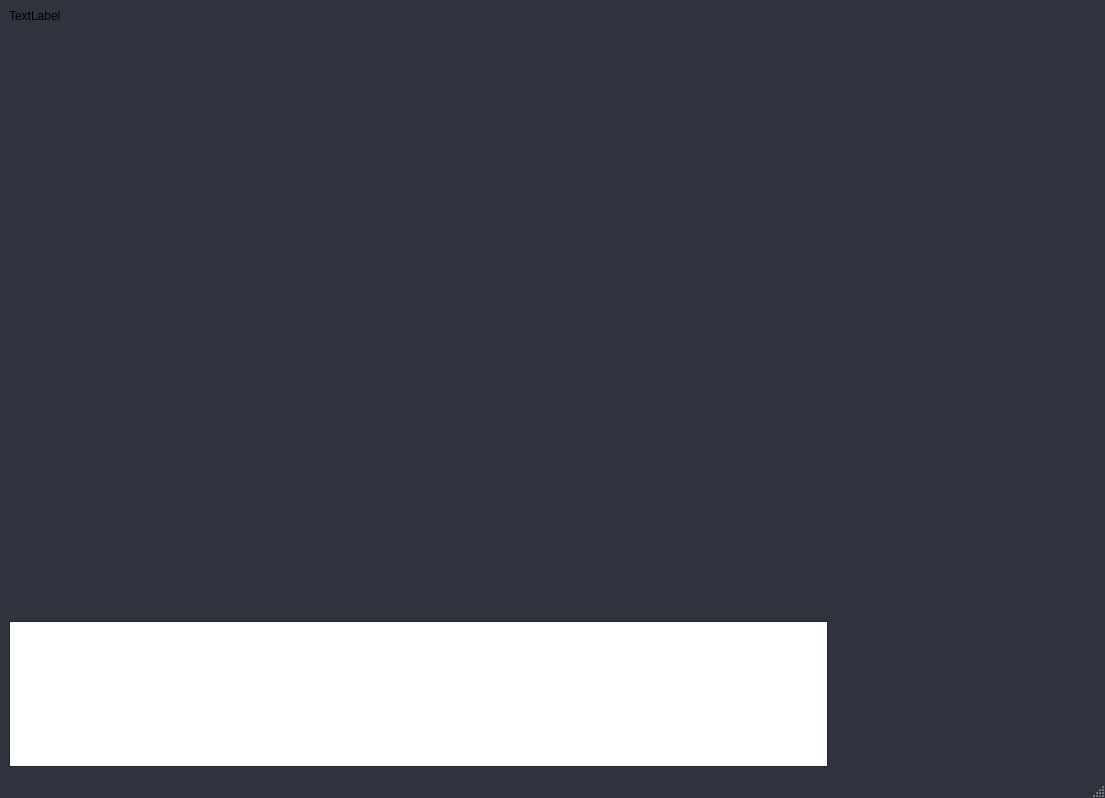
First picture: the form in MyWindow.ui, repository jngeun/yolov5, before the edit.
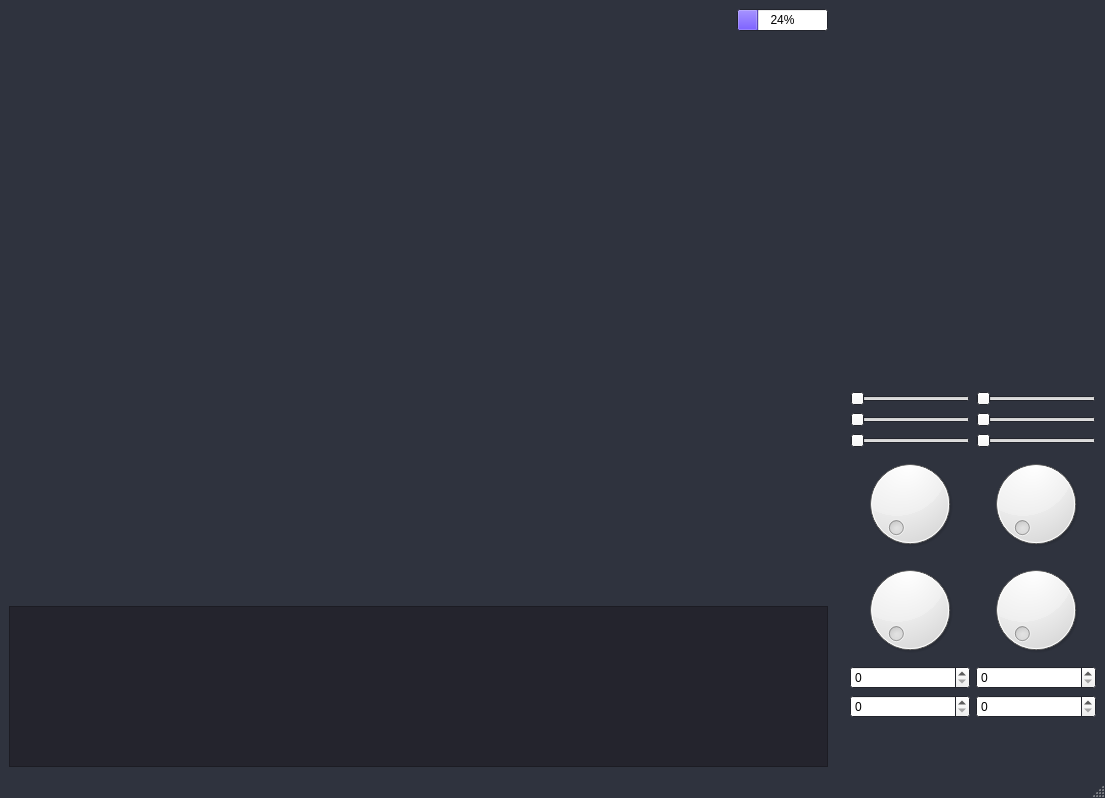
Second picture: the form after the edit.

The edit to the form file:
```diff
--- a/MyWindow.ui
+++ b/MyWindow.ui
@@ -220,13 +220,64 @@
     <item row="0" column="0">
      <layout class="QHBoxLayout" name="horizontalLayout" stretch="50,1,15">
       <item>
-       <layout class="QVBoxLayout" name="verticalLayout_2" stretch="0,8,2">
+       <layout class="QVBoxLayout" name="verticalLayout_left" stretch="0,7,2">
         <item>
-         <widget class="QLabel" name="clock">
-          <property name="text">
-           <string>TextLabel</string>
-          </property>
-         </widget>
+         <layout class="QHBoxLayout" name="stateBar">
+          <item alignment="Qt::AlignRight">
+           <widget class="QLabel" name="clock">
+            <property name="text">
+             <string/>
+            </property>
+           </widget>
+          </item>
+          <item alignment="Qt::AlignRight">
+           <widget class="QProgressBar" name="battery">
+            <property name="palette">
+             <palette>
+              <active>
+               <colorrole role="Highlight">
+                <brush brushstyle="SolidPattern">
+                 <color alpha="255">
+                  <red>125</red>
+                  <green>98</green>
+                  <blue>255</blue>
+                 </color>
+                </brush>
+               </colorrole>
+              </active>
+              <inactive>
+               <colorrole role="Highlight">
+                <brush brushstyle="SolidPattern">
+                 <color alpha="255">
+                  <red>125</red>
+                  <green>98</green>
+                  <blue>255</blue>
+                 </color>
+                </brush>
+               </colorrole>
+              </inactive>
+              <disabled>
+               <colorrole role="Highlight">
+                <brush brushstyle="SolidPattern">
+                 <color alpha="255">
+                  <red>145</red>
+                  <green>145</green>
+                  <blue>145</blue>
+                 </color>
+                </brush>
+               </colorrole>
+              </disabled>
+             </palette>
+            </property>
+            <property name="value">
+             <number>24</number>
+            </property>
+            <property name="alignment">
+             <set>Qt::AlignRight|Qt::AlignTrailing|Qt::AlignVCenter</set>
+            </property>
+           </widget>
+          </item>
+         </layout>
         </item>
         <item>
          <widget class="QLabel" name="video">
@@ -236,7 +287,131 @@
          </widget>
         </item>
         <item>
-         <widget class="QTextBrowser" name="systemLog"/>
+         <widget class="QTextBrowser" name="systemLog">
+          <property name="palette">
+           <palette>
+            <active>
+             <colorrole role="Text">
+              <brush brushstyle="SolidPattern">
+               <color alpha="255">
+                <red>255</red>
+                <green>255</green>
+                <blue>255</blue>
+               </color>
+              </brush>
+             </colorrole>
+             <colorrole role="Base">
+              <brush brushstyle="SolidPattern">
+               <color alpha="255">
+                <red>36</red>
+                <green>36</green>
+                <blue>45</blue>
+               </color>
+              </brush>
+             </colorrole>
+             <colorrole role="Window">
+              <brush brushstyle="SolidPattern">
+               <color alpha="255">
+                <red>36</red>
+                <green>36</green>
+                <blue>45</blue>
+               </color>
+              </brush>
+             </colorrole>
+             <colorrole role="PlaceholderText">
+              <brush brushstyle="NoBrush">
+               <color alpha="128">
+                <red>255</red>
+                <green>255</green>
+                <blue>255</blue>
+               </color>
+              </brush>
+             </colorrole>
+            </active>
+            <inactive>
+             <colorrole role="Text">
+              <brush brushstyle="SolidPattern">
+               <color alpha="255">
+                <red>255</red>
+                <green>255</green>
+                <blue>255</blue>
+               </color>
+              </brush>
+             </colorrole>
+             <colorrole role="Base">
+              <brush brushstyle="SolidPattern">
+               <color alpha="255">
+                <red>36</red>
+                <green>36</green>
+                <blue>45</blue>
+               </color>
+              </brush>
+             </colorrole>
+             <colorrole role="Window">
+              <brush brushstyle="SolidPattern">
+               <color alpha="255">
+                <red>36</red>
+                <green>36</green>
+                <blue>45</blue>
+               </color>
+              </brush>
+             </colorrole>
+             <colorrole role="PlaceholderText">
+              <brush brushstyle="NoBrush">
+               <color alpha="128">
+                <red>255</red>
+                <green>255</green>
+                <blue>255</blue>
+               </color>
+              </brush>
+             </colorrole>
+            </inactive>
+            <disabled>
+             <colorrole role="Text">
+              <brush brushstyle="SolidPattern">
+               <color alpha="255">
+                <red>0</red>
+                <green>0</green>
+                <blue>102</blue>
+               </color>
+              </brush>
+             </colorrole>
+             <colorrole role="Base">
+              <brush brushstyle="SolidPattern">
+               <color alpha="255">
+                <red>36</red>
+                <green>36</green>
+                <blue>45</blue>
+               </color>
+              </brush>
+             </colorrole>
+             <colorrole role="Window">
+              <brush brushstyle="SolidPattern">
+               <color alpha="255">
+                <red>36</red>
+                <green>36</green>
+                <blue>45</blue>
+               </color>
+              </brush>
+             </colorrole>
+             <colorrole role="PlaceholderText">
+              <brush brushstyle="NoBrush">
+               <color alpha="128">
+                <red>255</red>
+                <green>255</green>
+                <blue>255</blue>
+               </color>
+              </brush>
+             </colorrole>
+            </disabled>
+           </palette>
+          </property>
+          <property name="font">
+           <font>
+            <pointsize>12</pointsize>
+           </font>
+          </property>
+         </widget>
         </item>
        </layout>
       </item>
@@ -263,11 +438,307 @@
          </widget>
         </item>
         <item>
-         <widget class="QLabel" name="sensor_data">
-          <property name="text">
-           <string/>
-          </property>
-         </widget>
+         <layout class="QVBoxLayout" name="verticalLayout_3">
+          <item>
+           <layout class="QGridLayout" name="gridLayout_2">
+            <item row="8" column="0">
+             <widget class="QLabel" name="label">
+              <property name="text">
+               <string/>
+              </property>
+             </widget>
+            </item>
+            <item row="5" column="1">
+             <widget class="QDial" name="dial_4"/>
+            </item>
+            <item row="4" column="0">
+             <widget class="QDial" name="dial"/>
+            </item>
+            <item row="4" column="1">
+             <widget class="QDial" name="dial_2"/>
+            </item>
+            <item row="5" column="0">
+             <widget class="QDial" name="dial_3"/>
+            </item>
+            <item row="6" column="0">
+             <widget class="QSpinBox" name="spinBox"/>
+            </item>
+            <item row="2" column="1">
+             <widget class="QSlider" name="sensor4">
+              <property name="palette">
+               <palette>
+                <active>
+                 <colorrole role="Highlight">
+                  <brush brushstyle="SolidPattern">
+                   <color alpha="255">
+                    <red>58</red>
+                    <green>114</green>
+                    <blue>245</blue>
+                   </color>
+                  </brush>
+                 </colorrole>
+                </active>
+                <inactive>
+                 <colorrole role="Highlight">
+                  <brush brushstyle="SolidPattern">
+                   <color alpha="255">
+                    <red>58</red>
+                    <green>114</green>
+                    <blue>245</blue>
+                   </color>
+                  </brush>
+                 </colorrole>
+                </inactive>
+                <disabled>
+                 <colorrole role="Highlight">
+                  <brush brushstyle="SolidPattern">
+                   <color alpha="255">
+                    <red>145</red>
+                    <green>145</green>
+                    <blue>145</blue>
+                   </color>
+                  </brush>
+                 </colorrole>
+                </disabled>
+               </palette>
+              </property>
+              <property name="orientation">
+               <enum>Qt::Horizontal</enum>
+              </property>
+             </widget>
+            </item>
+            <item row="6" column="1">
+             <widget class="QSpinBox" name="spinBox_2"/>
+            </item>
+            <item row="2" column="0">
+             <widget class="QSlider" name="sensor3">
+              <property name="palette">
+               <palette>
+                <active>
+                 <colorrole role="Highlight">
+                  <brush brushstyle="SolidPattern">
+                   <color alpha="255">
+                    <red>67</red>
+                    <green>110</green>
+                    <blue>243</blue>
+                   </color>
+                  </brush>
+                 </colorrole>
+                </active>
+                <inactive>
+                 <colorrole role="Highlight">
+                  <brush brushstyle="SolidPattern">
+                   <color alpha="255">
+                    <red>67</red>
+                    <green>110</green>
+                    <blue>243</blue>
+                   </color>
+                  </brush>
+                 </colorrole>
+                </inactive>
+                <disabled>
+                 <colorrole role="Highlight">
+                  <brush brushstyle="SolidPattern">
+                   <color alpha="255">
+                    <red>145</red>
+                    <green>145</green>
+                    <blue>145</blue>
+                   </color>
+                  </brush>
+                 </colorrole>
+                </disabled>
+               </palette>
+              </property>
+              <property name="orientation">
+               <enum>Qt::Horizontal</enum>
+              </property>
+             </widget>
+            </item>
+            <item row="0" column="0">
+             <widget class="QSlider" name="sensor1">
+              <property name="palette">
+               <palette>
+                <active>
+                 <colorrole role="Highlight">
+                  <brush brushstyle="SolidPattern">
+                   <color alpha="255">
+                    <red>255</red>
+                    <green>91</green>
+                    <blue>133</blue>
+                   </color>
+                  </brush>
+                 </colorrole>
+                </active>
+                <inactive>
+                 <colorrole role="Highlight">
+                  <brush brushstyle="SolidPattern">
+                   <color alpha="255">
+                    <red>255</red>
+                    <green>91</green>
+                    <blue>133</blue>
+                   </color>
+                  </brush>
+                 </colorrole>
+                </inactive>
+                <disabled>
+                 <colorrole role="Highlight">
+                  <brush brushstyle="SolidPattern">
+                   <color alpha="255">
+                    <red>145</red>
+                    <green>145</green>
+                    <blue>145</blue>
+                   </color>
+                  </brush>
+                 </colorrole>
+                </disabled>
+               </palette>
+              </property>
+              <property name="orientation">
+               <enum>Qt::Horizontal</enum>
+              </property>
+             </widget>
+            </item>
+            <item row="0" column="1">
+             <widget class="QSlider" name="sensor2">
+              <property name="palette">
+               <palette>
+                <active>
+                 <colorrole role="Highlight">
+                  <brush brushstyle="SolidPattern">
+                   <color alpha="255">
+                    <red>255</red>
+                    <green>92</green>
+                    <blue>132</blue>
+                   </color>
+                  </brush>
+                 </colorrole>
+                </active>
+                <inactive>
+                 <colorrole role="Highlight">
+                  <brush brushstyle="SolidPattern">
+                   <color alpha="255">
+                    <red>255</red>
+                    <green>92</green>
+                    <blue>132</blue>
+                   </color>
+                  </brush>
+                 </colorrole>
+                </inactive>
+                <disabled>
+                 <colorrole role="Highlight">
+                  <brush brushstyle="SolidPattern">
+                   <color alpha="255">
+                    <red>145</red>
+                    <green>145</green>
+                    <blue>145</blue>
+                   </color>
+                  </brush>
+                 </colorrole>
+                </disabled>
+               </palette>
+              </property>
+              <property name="orientation">
+               <enum>Qt::Horizontal</enum>
+              </property>
+             </widget>
+            </item>
+            <item row="3" column="1">
+             <widget class="QSlider" name="sensor6">
+              <property name="palette">
+               <palette>
+                <active>
+                 <colorrole role="Highlight">
+                  <brush brushstyle="SolidPattern">
+                   <color alpha="255">
+                    <red>120</red>
+                    <green>93</green>
+                    <blue>245</blue>
+                   </color>
+                  </brush>
+                 </colorrole>
+                </active>
+                <inactive>
+                 <colorrole role="Highlight">
+                  <brush brushstyle="SolidPattern">
+                   <color alpha="255">
+                    <red>120</red>
+                    <green>93</green>
+                    <blue>245</blue>
+                   </color>
+                  </brush>
+                 </colorrole>
+                </inactive>
+                <disabled>
+                 <colorrole role="Highlight">
+                  <brush brushstyle="SolidPattern">
+                   <color alpha="255">
+                    <red>145</red>
+                    <green>145</green>
+                    <blue>145</blue>
+                   </color>
+                  </brush>
+                 </colorrole>
+                </disabled>
+               </palette>
+              </property>
+              <property name="orientation">
+               <enum>Qt::Horizontal</enum>
+              </property>
+             </widget>
+            </item>
+            <item row="3" column="0">
+             <widget class="QSlider" name="sensor5">
+              <property name="palette">
+               <palette>
+                <active>
+                 <colorrole role="Highlight">
+                  <brush brushstyle="SolidPattern">
+                   <color alpha="255">
+                    <red>120</red>
+                    <green>93</green>
+                    <blue>245</blue>
+                   </color>
+                  </brush>
+                 </colorrole>
+                </active>
+                <inactive>
+                 <colorrole role="Highlight">
+                  <brush brushstyle="SolidPattern">
+                   <color alpha="255">
+                    <red>120</red>
+                    <green>93</green>
+                    <blue>245</blue>
+                   </color>
+                  </brush>
+                 </colorrole>
+                </inactive>
+                <disabled>
+                 <colorrole role="Highlight">
+                  <brush brushstyle="SolidPattern">
+                   <color alpha="255">
+                    <red>145</red>
+                    <green>145</green>
+                    <blue>145</blue>
+                   </color>
+                  </brush>
+                 </colorrole>
+                </disabled>
+               </palette>
+              </property>
+              <property name="orientation">
+               <enum>Qt::Horizontal</enum>
+              </property>
+             </widget>
+            </item>
+            <item row="7" column="0">
+             <widget class="QSpinBox" name="spinBox_3"/>
+            </item>
+            <item row="7" column="1">
+             <widget class="QSpinBox" name="spinBox_4"/>
+            </item>
+           </layout>
+          </item>
+         </layout>
         </item>
        </layout>
       </item>
```
Left out of the diff: 2 changed lines with no effect on the pictures.
